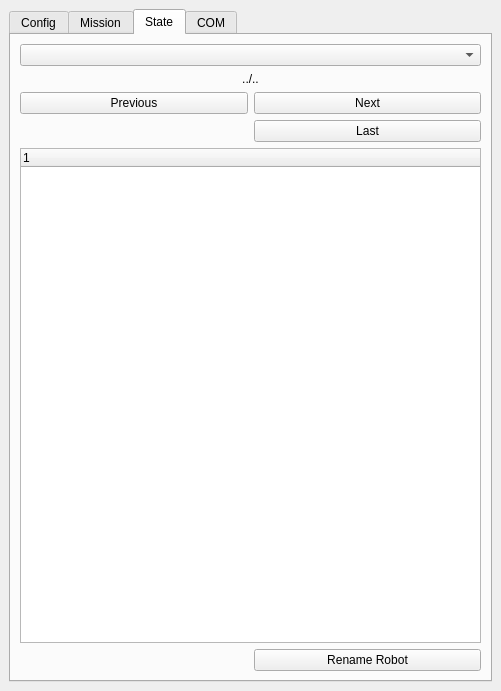
First picture: the form in seabot_dockwidget_base.ui, repository ThomasLeMezo/seabot2-qgis, before the edit.
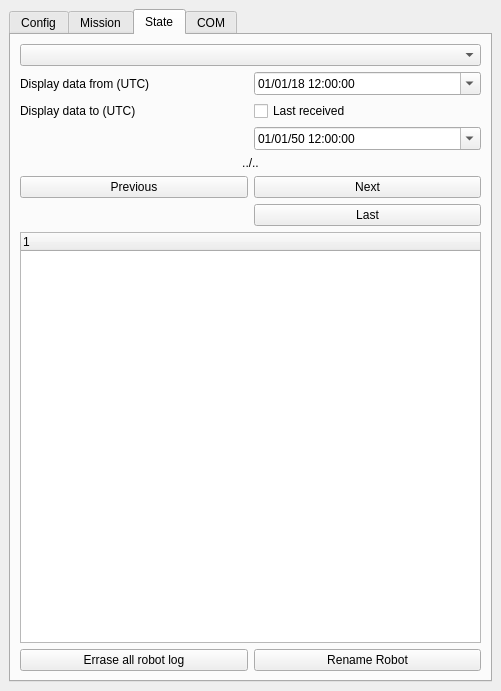
Second picture: the form after the edit. The open tabs and pages were chosen to show the change.

Commit message: * Improve code for time_sync * Modify db to include view time for each robot * Add delete option for log * Start implementing windows viewing of robot log

The edit to the form file:
```diff
--- a/seabot_dockwidget_base.ui
+++ b/seabot_dockwidget_base.ui
@@ -640,41 +640,7 @@
         <string>State</string>
        </attribute>
        <layout class="QGridLayout" name="gridLayout_4">
-        <item row="2" column="0">
-         <widget class="QPushButton" name="pushButton_state_previous">
-          <property name="text">
-           <string>Previous</string>
-          </property>
-         </widget>
-        </item>
-        <item row="1" column="0" colspan="2">
-         <widget class="QLabel" name="label_state_info">
-          <property name="text">
-           <string>../..</string>
-          </property>
-          <property name="alignment">
-           <set>Qt::AlignCenter</set>
-          </property>
-         </widget>
-        </item>
-        <item row="2" column="1">
-         <widget class="QPushButton" name="pushButton_state_next">
-          <property name="text">
-           <string>Next</string>
-          </property>
-         </widget>
-        </item>
-        <item row="3" column="1">
-         <widget class="QPushButton" name="pushButton_state_last">
-          <property name="text">
-           <string>Last</string>
-          </property>
-         </widget>
-        </item>
-        <item row="0" column="0" colspan="2">
-         <widget class="QComboBox" name="comboBox_state_imei"/>
-        </item>
-        <item row="4" column="0" colspan="2">
+        <item row="7" column="0" colspan="2">
          <widget class="QTreeWidget" name="treeWidget_iridium">
           <attribute name="headerDefaultSectionSize">
            <number>150</number>
@@ -686,13 +652,133 @@
           </column>
          </widget>
         </item>
-        <item row="5" column="1">
+        <item row="1" column="1">
+         <widget class="QDateTimeEdit" name="dateTimeEdit_state_view_start">
+          <property name="dateTime">
+           <datetime>
+            <hour>12</hour>
+            <minute>0</minute>
+            <second>0</second>
+            <year>2018</year>
+            <month>1</month>
+            <day>1</day>
+           </datetime>
+          </property>
+          <property name="displayFormat">
+           <string>dd/MM/yy h:mm:ss</string>
+          </property>
+          <property name="calendarPopup">
+           <bool>true</bool>
+          </property>
+          <property name="timeSpec">
+           <enum>Qt::UTC</enum>
+          </property>
+         </widget>
+        </item>
+        <item row="5" column="0">
+         <widget class="QPushButton" name="pushButton_state_previous">
+          <property name="text">
+           <string>Previous</string>
+          </property>
+         </widget>
+        </item>
+        <item row="8" column="1">
          <widget class="QPushButton" name="pushButton_state_rename">
           <property name="text">
            <string>Rename Robot</string>
           </property>
          </widget>
         </item>
+        <item row="0" column="0" colspan="2">
+         <widget class="QComboBox" name="comboBox_state_imei"/>
+        </item>
+        <item row="1" column="0">
+         <widget class="QLabel" name="label_20">
+          <property name="text">
+           <string>Display data from (UTC)</string>
+          </property>
+         </widget>
+        </item>
+        <item row="5" column="1">
+         <widget class="QPushButton" name="pushButton_state_next">
+          <property name="text">
+           <string>Next</string>
+          </property>
+         </widget>
+        </item>
+        <item row="2" column="0">
+         <widget class="QLabel" name="label_21">
+          <property name="text">
+           <string>Display data to (UTC)</string>
+          </property>
+         </widget>
+        </item>
+        <item row="6" column="1">
+         <widget class="QPushButton" name="pushButton_state_last">
+          <property name="text">
+           <string>Last</string>
+          </property>
+         </widget>
+        </item>
+        <item row="4" column="0" colspan="2">
+         <widget class="QLabel" name="label_state_info">
+          <property name="text">
+           <string>../..</string>
+          </property>
+          <property name="alignment">
+           <set>Qt::AlignCenter</set>
+          </property>
+         </widget>
+        </item>
+        <item row="2" column="1">
+         <widget class="QCheckBox" name="checkBox_state_view_last_received">
+          <property name="text">
+           <string>Last received</string>
+          </property>
+          <property name="checked">
+           <bool>false</bool>
+          </property>
+          <property name="autoRepeat">
+           <bool>false</bool>
+          </property>
+          <property name="autoExclusive">
+           <bool>false</bool>
+          </property>
+          <property name="tristate">
+           <bool>false</bool>
+          </property>
+         </widget>
+        </item>
+        <item row="8" column="0">
+         <widget class="QPushButton" name="pushButton_errase_log">
+          <property name="text">
+           <string>Errase all robot log</string>
+          </property>
+         </widget>
+        </item>
+        <item row="3" column="1">
+         <widget class="QDateTimeEdit" name="dateTimeEdit_state_view_end">
+          <property name="dateTime">
+           <datetime>
+            <hour>12</hour>
+            <minute>0</minute>
+            <second>0</second>
+            <year>2050</year>
+            <month>1</month>
+            <day>1</day>
+           </datetime>
+          </property>
+          <property name="displayFormat">
+           <string>dd/MM/yy h:mm:ss</string>
+          </property>
+          <property name="calendarPopup">
+           <bool>true</bool>
+          </property>
+          <property name="timeSpec">
+           <enum>Qt::UTC</enum>
+          </property>
+         </widget>
+        </item>
        </layout>
       </widget>
       <widget class="QWidget" name="tab_com">
```
Left out of the diff: 295 changed lines with no effect on the pictures. The commit also changes 3 other files.
